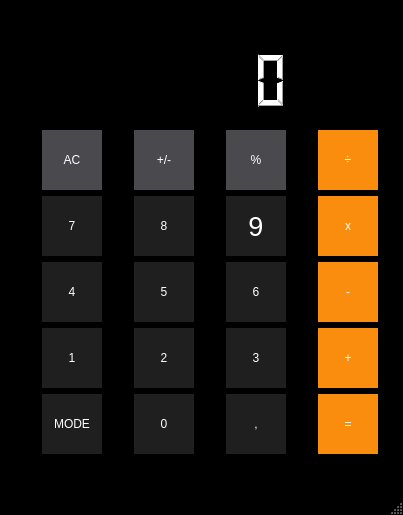
This is Kalkulator_QT/mainwindow.ui in jackon274/PO as Qt 5 draws it before an edit. The edited form follows.
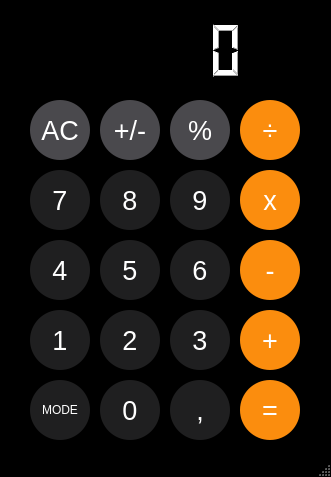
This is the edited form. Icons and pictures are not drawn.

Commit message: Round buttons

```diff
--- a/Kalkulator_QT/mainwindow.ui
+++ b/Kalkulator_QT/mainwindow.ui
@@ -6,10 +6,16 @@
    <rect>
     <x>0</x>
     <y>0</y>
-    <width>403</width>
-    <height>515</height>
+    <width>331</width>
+    <height>477</height>
    </rect>
   </property>
+  <property name="sizePolicy">
+   <sizepolicy hsizetype="Fixed" vsizetype="Fixed">
+    <horstretch>0</horstretch>
+    <verstretch>0</verstretch>
+   </sizepolicy>
+  </property>
   <property name="windowTitle">
    <string>MainWindow</string>
   </property>
@@ -28,15 +34,18 @@
    <widget class="QWidget" name="gridLayoutWidget">
     <property name="geometry">
      <rect>
-      <x>30</x>
-      <y>130</y>
-      <width>362</width>
-      <height>326</height>
+      <x>20</x>
+      <y>100</y>
+      <width>291</width>
+      <height>342</height>
      </rect>
     </property>
     <layout class="QGridLayout" name="gridLayout">
      <property name="horizontalSpacing">
-      <number>20</number>
+      <number>0</number>
+     </property>
+     <property name="verticalSpacing">
+      <number>10</number>
      </property>
      <item row="3" column="4">
       <widget class="QPushButton" name="btn_add">
@@ -57,6 +66,8 @@
 border:none;
 background-color: rgb(251, 141, 14);
 color: rgb(255, 255, 255);
+font:20pt;
+border-radius: 30px;
 }
 
 QPushButton:hover {
@@ -87,6 +98,8 @@
 border:none;
 background-color: rgb(31, 31, 32);
 color: rgb(255, 255, 255);
+font:20pt;
+border-radius: 30px;
 }
 
 QPushButton:hover {
@@ -123,6 +136,8 @@
 border:none;
 background-color: rgb(251, 141, 14);
 color: rgb(255, 255, 255);
+font:20pt;
+border-radius: 30px;
 }
 
 QPushButton:hover {
@@ -153,6 +168,8 @@
 border:none;
 background-color: rgb(251, 141, 14);
 color: rgb(255, 255, 255);
+font:20pt;
+border-radius: 30px;
 }
 
 QPushButton:hover {
@@ -183,6 +200,8 @@
 border:none;
 background-color: rgb(31, 31, 32);
 color: rgb(255, 255, 255);
+font:20pt;
+border-radius: 30px;
 }
 
 QPushButton:hover {
@@ -213,6 +232,8 @@
 border:none;
 background-color: rgb(31, 31, 32);
 color: rgb(255, 255, 255);
+font:20pt;
+border-radius: 30px;
 }
 
 QPushButton:hover {
@@ -243,6 +264,8 @@
 border:none;
 background-color: rgb(251, 141, 14);
 color: rgb(255, 255, 255);
+font:20pt;
+border-radius: 30px;
 }
 
 QPushButton:hover {
@@ -273,6 +296,7 @@
 border:none;
 background-color: rgb(31, 31, 32);
 color: rgb(255, 255, 255);
+border-radius: 30px;
 }
 
 QPushButton:hover {
@@ -309,6 +333,8 @@
 border:none;
 background-color: rgb(31, 31, 32);
 color: rgb(255, 255, 255);
+font:20pt;
+border-radius: 30px;
 }
 
 QPushButton:hover {
@@ -339,6 +365,8 @@
 border:none;
 background-color: rgb(74, 73, 77);
 color: rgb(255, 255, 255);
+font:20pt;
+border-radius: 30px;
 }
 
 QPushButton:hover {
@@ -379,6 +407,8 @@
 border-radius:40px;
 background-color: rgb(74, 73, 77);
 color: rgb(255, 255, 255);
+font:20pt;
+border-radius: 30px;
 }
 
 QPushButton:hover {
@@ -409,6 +439,8 @@
 border:none;
 background-color: rgb(31, 31, 32);
 color: rgb(255, 255, 255);
+font:20pt;
+border-radius: 30px;
 }
 
 QPushButton:hover {
@@ -439,6 +471,8 @@
 border:none;
 background-color: rgb(31, 31, 32);
 color: rgb(255, 255, 255);
+font:20pt;
+border-radius: 30px;
 }
 
 QPushButton:hover {
@@ -469,6 +503,8 @@
 border:none;
 background-color: rgb(251, 141, 14);
 color: rgb(255, 255, 255);
+font:20pt;
+border-radius: 30px;
 }
 
 QPushButton:hover {
@@ -500,6 +536,7 @@
 background-color: rgb(31, 31, 32);
 color: rgb(255, 255, 255);
 font:20pt;
+border-radius: 30px;
 }
 
 QPushButton:hover {
@@ -530,6 +567,8 @@
 border:none;
 background-color: rgb(31, 31, 32);
 color: rgb(255, 255, 255);
+font:20pt;
+border-radius: 30px;
 }
 
 QPushButton:hover {
@@ -560,6 +599,8 @@
 border:none;
 background-color: rgb(74, 73, 77);
 color: rgb(255, 255, 255);
+font:20pt;
+border-radius: 30px;
 }
 
 QPushButton:hover {
@@ -590,6 +631,8 @@
 border:none;
 background-color: rgb(31, 31, 32);
 color: rgb(255, 255, 255);
+font:20pt;
+border-radius: 30px;
 }
 
 QPushButton:hover {
@@ -620,6 +663,8 @@
 border:none;
 background-color: rgb(31, 31, 32);
 color: rgb(255, 255, 255);
+font:20pt;
+border-radius: 30px;
 }
 
 QPushButton:hover {
@@ -650,6 +695,8 @@
 border:none;
 background-color: rgb(31, 31, 32);
 color: rgb(255, 255, 255);
+font:20pt;
+border-radius: 30px;
 }
 
 QPushButton:hover {
@@ -666,9 +713,9 @@
    <widget class="QLCDNumber" name="display">
     <property name="geometry">
      <rect>
-      <x>30</x>
-      <y>50</y>
-      <width>361</width>
+      <x>0</x>
+      <y>20</y>
+      <width>331</width>
       <height>61</height>
      </rect>
     </property>
```
Left out of the diff: 2 changed lines with no effect on the pictures.
